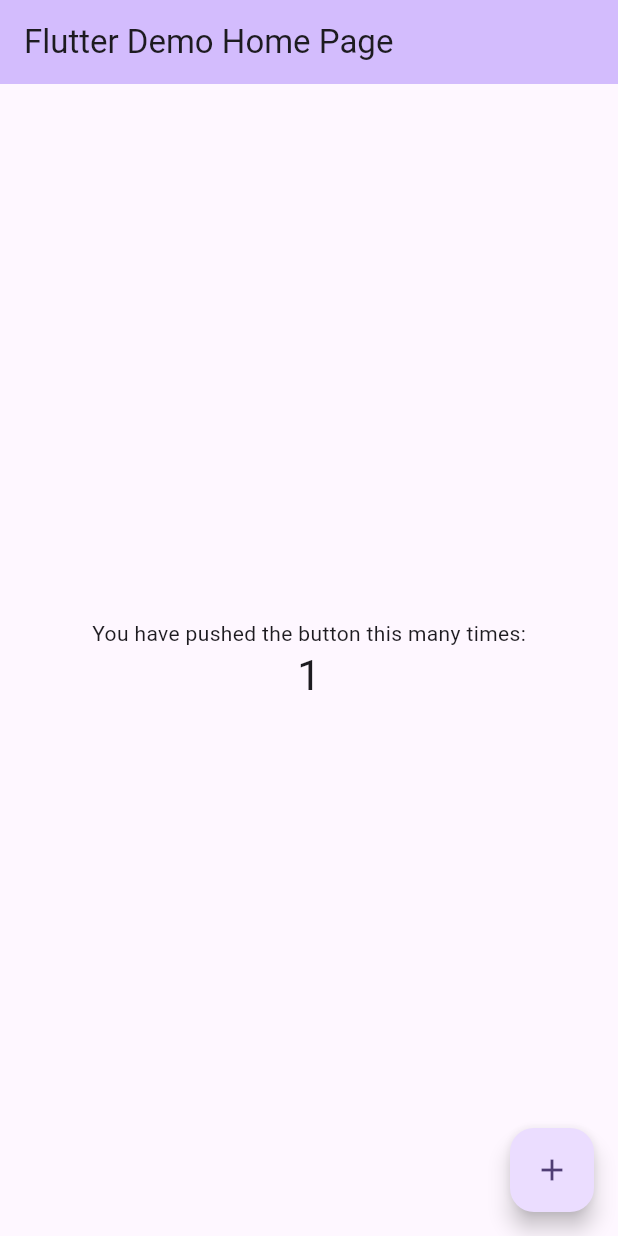
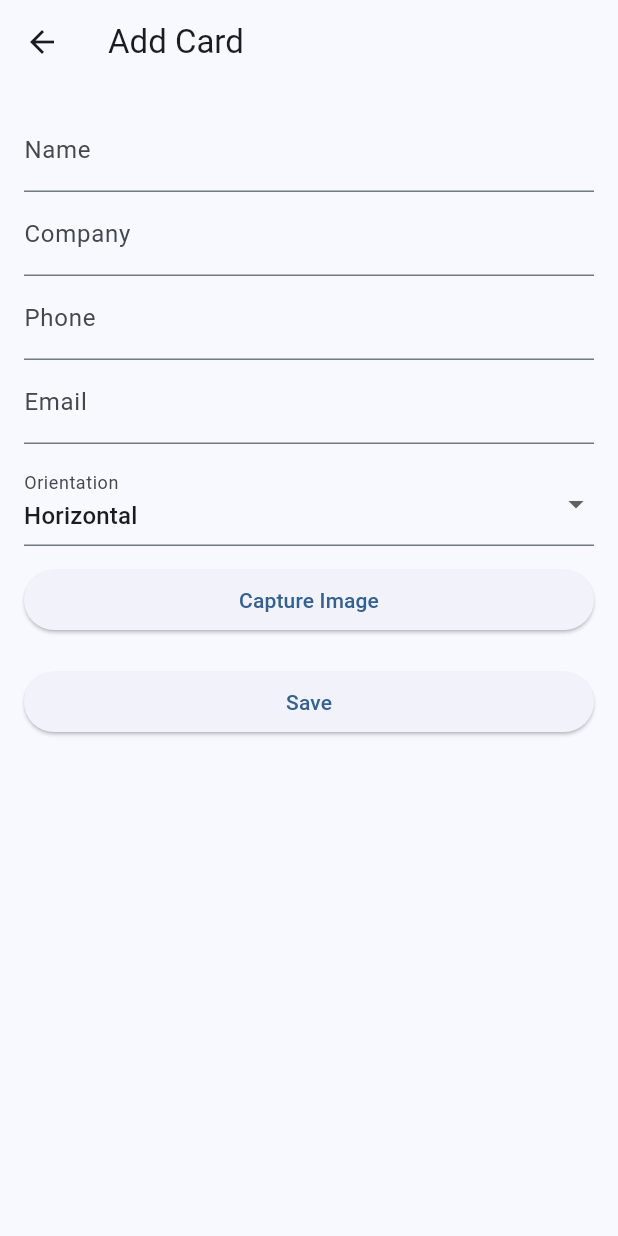
Before and after one commit to cwa1022/buscard, a Flutter app: the screen it shows after launch, after a tap on the "add" icon, on a phone screen of 412 x 824 dp. Run offline on Flutter 3.47's test engine with Material 3 defaults, Android fonts, the phone set to English and light mode, and no system bars; our stand-ins replace image_picker, sqflite; accounts and stored records are empty.

Commit message:
Add basic business card scanner

```diff
--- /dev/null
+++ b/lib/card_model.dart
@@ -0,0 +1,39 @@
+class CardModel {
+  final int? id;
+  final String name;
+  final String company;
+  final String phone;
+  final String email;
+  final String orientation; // 'horizontal' or 'vertical'
+  final String imagePath;
+
+  CardModel({
+    this.id,
+    required this.name,
+    required this.company,
+    required this.phone,
+    required this.email,
+    required this.orientation,
+    required this.imagePath,
+  });
+
+  factory CardModel.fromMap(Map<String, dynamic> map) => CardModel(
+        id: map['id'] as int?,
+        name: map['name'] as String,
+        company: map['company'] as String,
+        phone: map['phone'] as String,
+        email: map['email'] as String,
+        orientation: map['orientation'] as String,
+        imagePath: map['image_path'] as String,
+      );
+
+  Map<String, dynamic> toMap() => {
+        'id': id,
+        'name': name,
+        'company': company,
+        'phone': phone,
+        'email': email,
+        'orientation': orientation,
+        'image_path': imagePath,
+      };
+}
--- /dev/null
+++ b/lib/db_helper.dart
@@ -0,0 +1,53 @@
+import 'package:path/path.dart';
+import 'package:path_provider/path_provider.dart';
+import 'package:sqflite/sqflite.dart';
+import 'dart:io';
+
+import 'card_model.dart';
+
+class DBHelper {
+  static final DBHelper _instance = DBHelper._internal();
+  factory DBHelper() => _instance;
+  DBHelper._internal();
+
+  Database? _db;
+
+  Future<Database> get database async {
+    if (_db != null) return _db!;
+    _db = await _initDB();
+    return _db!;
+  }
+
+  Future<Database> _initDB() async {
+    final directory = await getApplicationDocumentsDirectory();
+    final path = join(directory.path, 'cards.db');
+    return openDatabase(
+      path,
+      version: 1,
+      onCreate: (db, version) async {
+        await db.execute('''
+          CREATE TABLE cards(
+            id INTEGER PRIMARY KEY AUTOINCREMENT,
+            name TEXT,
+            company TEXT,
+            phone TEXT,
+            email TEXT,
+            orientation TEXT,
+            image_path TEXT
+          )
+        ''');
+      },
+    );
+  }
+
+  Future<int> insertCard(CardModel card) async {
+    final db = await database;
+    return db.insert('cards', card.toMap());
+  }
+
+  Future<List<CardModel>> getCards() async {
+    final db = await database;
+    final maps = await db.query('cards');
+    return maps.map((e) => CardModel.fromMap(e)).toList();
+  }
+}
--- a/lib/main.dart
+++ b/lib/main.dart
@@ -1,4 +1,12 @@
+import 'dart:io';
+
 import 'package:flutter/material.dart';
+import 'package:image_picker/image_picker.dart';
+import 'package:path/path.dart' as p;
+import 'package:path_provider/path_provider.dart';
+
+import 'card_model.dart';
+import 'db_helper.dart';
 
 void main() {
   runApp(const MyApp());
@@ -7,119 +15,163 @@ void main() {
 class MyApp extends StatelessWidget {
   const MyApp({super.key});
 
-  // This widget is the root of your application.
   @override
   Widget build(BuildContext context) {
     return MaterialApp(
-      title: 'Flutter Demo',
+      title: 'Business Card Scanner',
       theme: ThemeData(
-        // This is the theme of your application.
-        //
-        // TRY THIS: Try running your application with "flutter run". You'll see
-        // the application has a purple toolbar. Then, without quitting the app,
-        // try changing the seedColor in the colorScheme below to Colors.green
-        // and then invoke "hot reload" (save your changes or press the "hot
-        // reload" button in a Flutter-supported IDE, or press "r" if you used
-        // the command line to start the app).
-        //
-        // Notice that the counter didn't reset back to zero; the application
-        // state is not lost during the reload. To reset the state, use hot
-        // restart instead.
-        //
-        // This works for code too, not just values: Most code changes can be
-        // tested with just a hot reload.
-        colorScheme: ColorScheme.fromSeed(seedColor: Colors.deepPurple),
+        colorScheme: ColorScheme.fromSeed(seedColor: Colors.blue),
         useMaterial3: true,
       ),
-      home: const MyHomePage(title: 'Flutter Demo Home Page'),
+      home: const CardListPage(),
     );
   }
 }
 
-class MyHomePage extends StatefulWidget {
-  const MyHomePage({super.key, required this.title});
-
-  // This widget is the home page of your application. It is stateful, meaning
-  // that it has a State object (defined below) that contains fields that affect
-  // how it looks.
-
-  // This class is the configuration for the state. It holds the values (in this
-  // case the title) provided by the parent (in this case the App widget) and
-  // used by the build method of the State. Fields in a Widget subclass are
-  // always marked "final".
-
-  final String title;
+class CardListPage extends StatefulWidget {
+  const CardListPage({super.key});
 
   @override
-  State<MyHomePage> createState() => _MyHomePageState();
+  State<CardListPage> createState() => _CardListPageState();
 }
 
-class _MyHomePageState extends State<MyHomePage> {
-  int _counter = 0;
+class _CardListPageState extends State<CardListPage> {
+  List<CardModel> cards = [];
 
-  void _incrementCounter() {
-    setState(() {
-      // This call to setState tells the Flutter framework that something has
-      // changed in this State, which causes it to rerun the build method below
-      // so that the display can reflect the updated values. If we changed
-      // _counter without calling setState(), then the build method would not be
-      // called again, and so nothing would appear to happen.
-      _counter++;
-    });
+  @override
+  void initState() {
+    super.initState();
+    _loadCards();
+  }
+
+  Future<void> _loadCards() async {
+    final data = await DBHelper().getCards();
+    setState(() => cards = data);
   }
 
   @override
   Widget build(BuildContext context) {
-    // This method is rerun every time setState is called, for instance as done
-    // by the _incrementCounter method above.
-    //
-    // The Flutter framework has been optimized to make rerunning build methods
-    // fast, so that you can just rebuild anything that needs updating rather
-    // than having to individually change instances of widgets.
     return Scaffold(
-      appBar: AppBar(
-        // TRY THIS: Try changing the color here to a specific color (to
-        // Colors.amber, perhaps?) and trigger a hot reload to see the AppBar
-        // change color while the other colors stay the same.
-        backgroundColor: Theme.of(context).colorScheme.inversePrimary,
-        // Here we take the value from the MyHomePage object that was created by
-        // the App.build method, and use it to set our appbar title.
-        title: Text(widget.title),
-      ),
-      body: Center(
-        // Center is a layout widget. It takes a single child and positions it
-        // in the middle of the parent.
-        child: Column(
-          // Column is also a layout widget. It takes a list of children and
-          // arranges them vertically. By default, it sizes itself to fit its
-          // children horizontally, and tries to be as tall as its parent.
-          //
-          // Column has various properties to control how it sizes itself and
-          // how it positions its children. Here we use mainAxisAlignment to
-          // center the children vertically; the main axis here is the vertical
-          // axis because Columns are vertical (the cross axis would be
-          // horizontal).
-          //
-          // TRY THIS: Invoke "debug painting" (choose the "Toggle Debug Paint"
-          // action in the IDE, or press "p" in the console), to see the
-          // wireframe for each widget.
-          mainAxisAlignment: MainAxisAlignment.center,
-          children: <Widget>[
-            const Text(
-              'You have pushed the button this many times:',
-            ),
-            Text(
-              '$_counter',
-              style: Theme.of(context).textTheme.headlineMedium,
-            ),
-          ],
-        ),
+      appBar: AppBar(title: const Text('My Business Cards')),
+      body: ListView.builder(
+        itemCount: cards.length,
+        itemBuilder: (context, index) {
+          final card = cards[index];
+          return ListTile(
+            leading: Image.file(File(card.imagePath), width: 50, height: 50, fit: BoxFit.cover),
+            title: Text(card.name),
+            subtitle: Text(card.company),
+          );
+        },
       ),
       floatingActionButton: FloatingActionButton(
-        onPressed: _incrementCounter,
-        tooltip: 'Increment',
+        onPressed: () async {
+          await Navigator.of(context).push(
+            MaterialPageRoute(builder: (_) => const AddCardPage()),
+          );
+          _loadCards();
+        },
         child: const Icon(Icons.add),
-      ), // This trailing comma makes auto-formatting nicer for build methods.
+      ),
     );
   }
 }
+
+class AddCardPage extends StatefulWidget {
+  const AddCardPage({super.key});
+
+  @override
+  State<AddCardPage> createState() => _AddCardPageState();
+}
+
+class _AddCardPageState extends State<AddCardPage> {
+  final _formKey = GlobalKey<FormState>();
+  final _nameController = TextEditingController();
+  final _companyController = TextEditingController();
+  final _phoneController = TextEditingController();
+  final _emailController = TextEditingController();
+  String orientation = 'horizontal';
+  File? imageFile;
+
+  Future<void> _pickImage() async {
+    final picker = ImagePicker();
+    final picked = await picker.pickImage(source: ImageSource.camera);
+    if (picked == null) return;
+    final directory = await getApplicationDocumentsDirectory();
+    final newPath = p.join(directory.path, p.basename(picked.path));
+    final newImage = await File(picked.path).copy(newPath);
+    setState(() => imageFile = newImage);
+  }
+
+  Future<void> _save() async {
+    if (!_formKey.currentState!.validate() || imageFile == null) return;
+    final card = CardModel(
+      name: _nameController.text,
+      company: _companyController.text,
+      phone: _phoneController.text,
+      email: _emailController.text,
+      orientation: orientation,
+      imagePath: imageFile!.path,
+    );
+    await DBHelper().insertCard(card);
+    if (mounted) Navigator.of(context).pop();
+  }
+
+  @override
+  Widget build(BuildContext context) {
+    return Scaffold(
+      appBar: AppBar(title: const Text('Add Card')),
+      body: Padding(
+        padding: const EdgeInsets.all(16),
+        child: Form(
+          key: _formKey,
+          child: ListView(
+            children: [
+              TextFormField(
+                controller: _nameController,
+                decoration: const InputDecoration(labelText: 'Name'),
+                validator: (v) => v == null || v.isEmpty ? 'Enter name' : null,
+              ),
+              TextFormField(
+                controller: _companyController,
+                decoration: const InputDecoration(labelText: 'Company'),
+              ),
+              TextFormField(
+                controller: _phoneController,
+                decoration: const InputDecoration(labelText: 'Phone'),
+              ),
+              TextFormField(
+                controller: _emailController,
+                decoration: const InputDecoration(labelText: 'Email'),
+              ),
+              const SizedBox(height: 12),
+              DropdownButtonFormField<String>(
+                value: orientation,
+                decoration: const InputDecoration(labelText: 'Orientation'),
+                items: const [
+                  DropdownMenuItem(value: 'horizontal', child: Text('Horizontal')),
+                  DropdownMenuItem(value: 'vertical', child: Text('Vertical')),
+                ],
+                onChanged: (value) => setState(() => orientation = value ?? 'horizontal'),
+              ),
+              const SizedBox(height: 12),
+              ElevatedButton(
+                onPressed: _pickImage,
+                child: const Text('Capture Image'),
+              ),
+              if (imageFile != null) ...[
+                const SizedBox(height: 12),
+                Image.file(imageFile!, height: 150),
+              ],
+              const SizedBox(height: 20),
+              ElevatedButton(
+                onPressed: _save,
+                child: const Text('Save'),
+              ),
+            ],
+          ),
+        ),
+      ),
+    );
+  }
+}
--- a/pubspec.yaml
+++ b/pubspec.yaml
@@ -30,6 +30,11 @@ environment:
 dependencies:
   flutter:
     sdk: flutter
+
+  sqflite: ^2.3.0
+  path_provider: ^2.1.2
+  path: ^1.9.0
+  image_picker: ^1.0.7
 
 
   # The following adds the Cupertino Icons font to your application.
```
Also changed, not shown: 1 other file.
